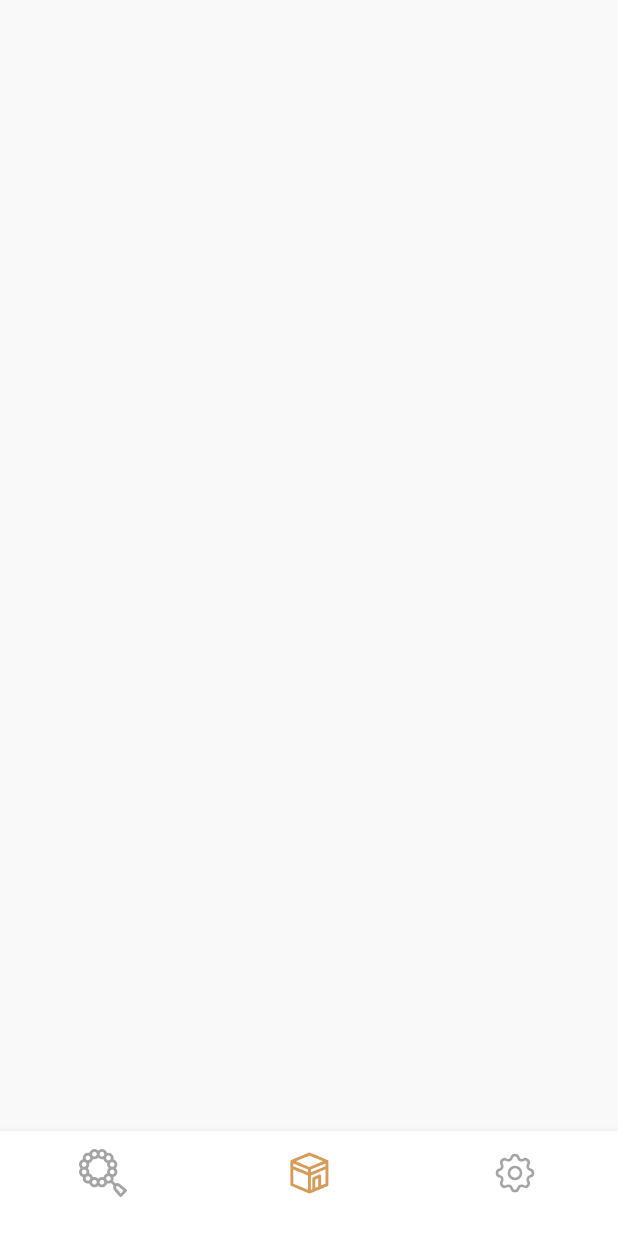
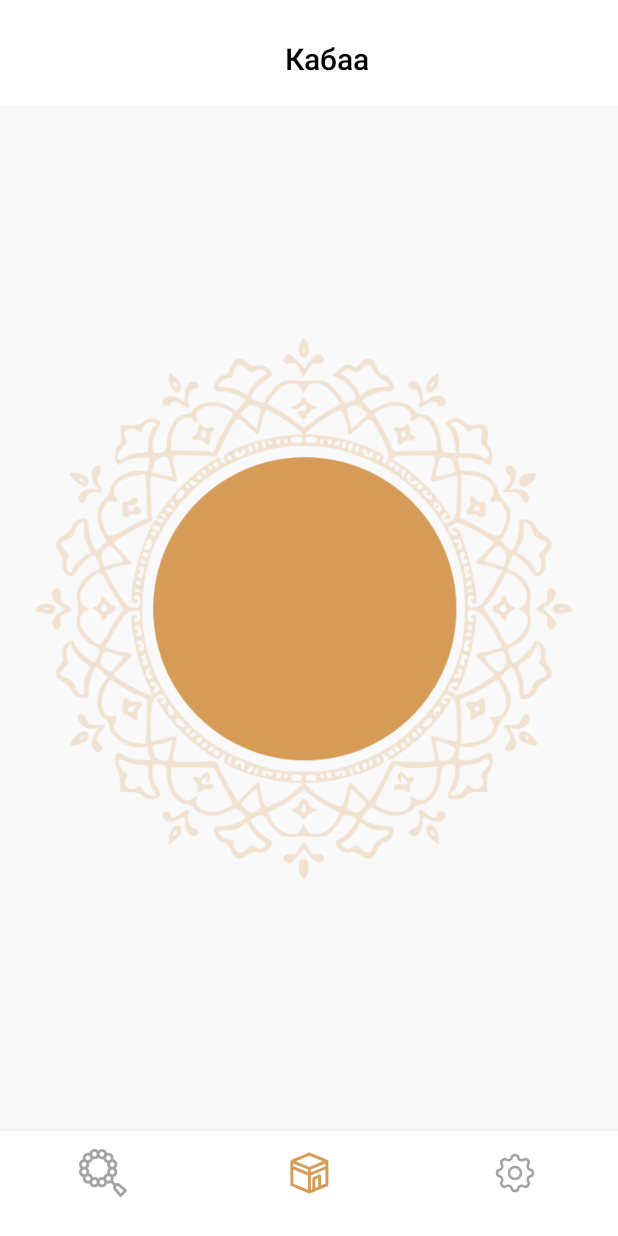
Before and after one commit to OgabekDev/ZikrTrackAndKabaa, an Android app built with Jetpack Compose: the QiblaaScreen screen opened through its navigation route, on a phone screen of 412 x 824 dp. Before the commit the screen is almost empty. Run offline under Robolectric (Android 15) with nearby library versions, the phone set to English and light mode, and no system bars; our stand-ins replace Dagger/Hilt's generated code, accompanist.

Commit message:
Kabaa Background and topbar added

```diff
--- a/app/src/main/java/dev/ogabek/zikrtrack/screens/QiblaaScreen.kt
+++ b/app/src/main/java/dev/ogabek/zikrtrack/screens/QiblaaScreen.kt
@@ -1,9 +1,45 @@
 package dev.ogabek.zikrtrack.screens
 
+import androidx.compose.foundation.background
+import androidx.compose.foundation.layout.Box
+import androidx.compose.foundation.layout.Column
+import androidx.compose.foundation.layout.fillMaxSize
 import androidx.compose.runtime.Composable
+import androidx.compose.ui.Modifier
+import androidx.compose.ui.graphics.Color
+import androidx.compose.ui.res.stringResource
 import androidx.navigation.NavHostController
+import dev.ogabek.zikrtrack.R
+import dev.ogabek.zikrtrack.utils.TasbihDetailsBackground
+import dev.ogabek.zikrtrack.utils.TopBar
 
 @Composable
 fun QiblaaScreen(navController: NavHostController) {
 
+    Box(
+        modifier = Modifier
+            .fillMaxSize()
+    ) {
+        TasbihDetailsBackground()
+        KabaaView()
+    }
+
 }
+
+@Composable
+fun KabaaView() {
+    Column(
+        modifier = Modifier
+            .fillMaxSize()
+            .background(Color.Transparent)
+    ) {
+        TopBar(
+            title = stringResource(R.string.kabaa),
+        )
+
+        Box {
+
+        }
+
+    }
+}
--- a/app/src/main/res/values/strings.xml
+++ b/app/src/main/res/values/strings.xml
@@ -6,6 +6,7 @@
     <string name="marta">марта</string>
     <string name="tasbih_qoshish">Тасбеҳ қўшиш</string>
     <string name="tasbehlar">Тасбеҳлар</string>
+    <string name="kabaa">Кабаа</string>
     <string name="zikrni_kiriting">Зикрни киритинг</string>
     <string name="kiritish">Киритиш</string>
     <string name="izoh">Изоҳ</string>
```
Also changed, not shown: 1 other file.
